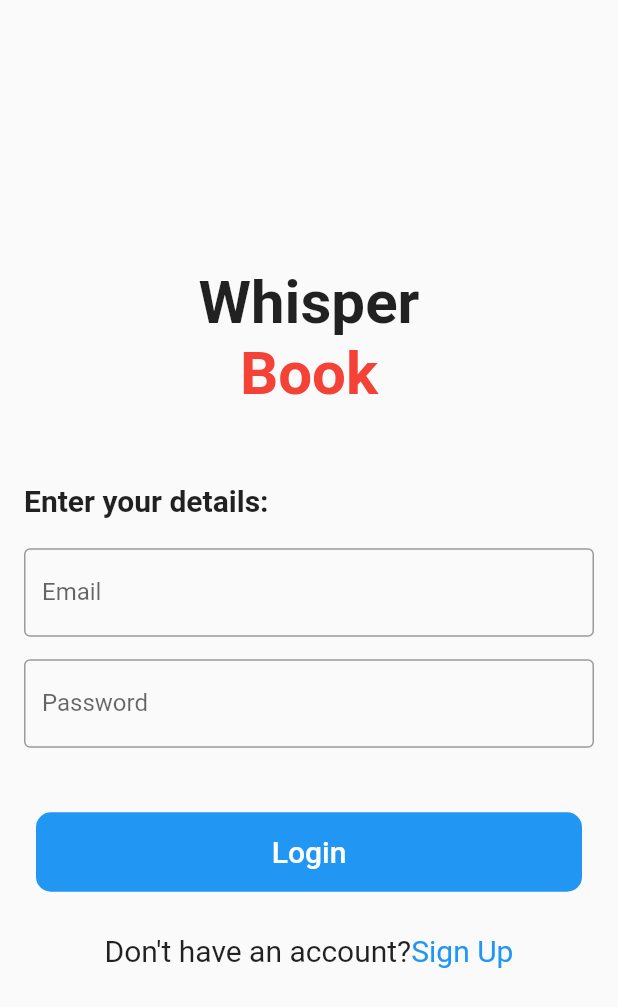
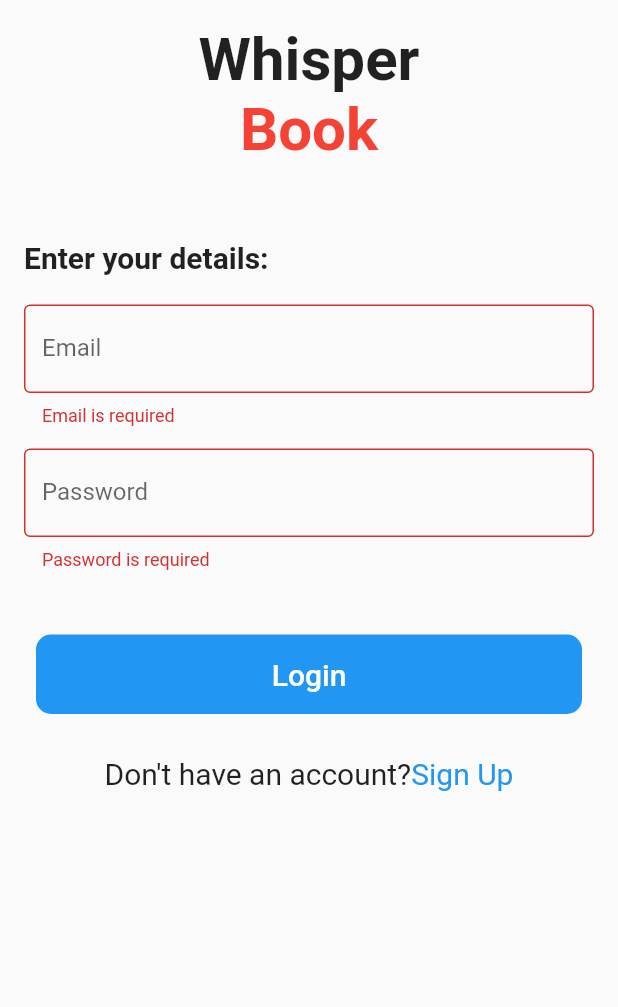
Before and after one commit to Suraj-Subedi/flutter_group, a Flutter app: the screen it shows after launch, after a tap on "Login", on a phone screen of 412 x 824 dp. Shown: the top 1007 px of the screen. Run offline on Flutter 3.47's test engine with Material 2 defaults, Android fonts, the phone set to English and light mode, and no system bars; our stand-ins replace get, shared_preferences.

Commit message:
login api implmeneted

```diff
--- a/lib/app/modules/login/controllers/login_controller.dart
+++ b/lib/app/modules/login/controllers/login_controller.dart
@@ -1,22 +1,51 @@
+import 'dart:convert';
+
+import 'package:flutter/material.dart';
 import 'package:get/get.dart';
+import 'package:http/http.dart' as http;
+import 'package:shared_preferences/shared_preferences.dart';
+
+import '../../../routes/app_pages.dart';
+import '../../../utils/constants.dart';
 
 class LoginController extends GetxController {
-  //TODO: Implement LoginController
+  var emailController = TextEditingController();
+  late final SharedPreferences sharedPref;
+  var passwordController = TextEditingController();
+  final GlobalKey<FormState> loginFormKey = GlobalKey();
 
   final count = 0.obs;
+
   @override
-  void onInit() {
+  void onInit() async {
+    sharedPref = await SharedPreferences.getInstance();
     super.onInit();
   }
 
-  @override
-  void onReady() {
-    super.onReady();
-  }
+  void login() async {
+    try {
+      if (loginFormKey.currentState!.validate()) {
+        var url = Uri.http(baseUrl, 'ecom_api/auth/login');
 
-  @override
-  void onClose() {
-    super.onClose();
+        var response = await http.post(url, body: {
+          'email': emailController.text,
+          'password': passwordController.text
+        });
+        var data = jsonDecode(response.body);
+        if (data['status'] == 200) {
+          sharedPref.setString('token', data['token']);
+          Get.offAllNamed(Routes.HOME);
+          showCustomSnackBar(message: data['message'], color: Colors.green);
+        } else {
+          showCustomSnackBar(
+              message: data['message'], color: Colors.red, isTop: true);
+        }
+      }
+    } catch (e) {
+      Get.showSnackbar(const GetSnackBar(
+        message: 'Something went wrong',
+      ));
+    }
   }
 
   void increment() => count.value++;
--- a/lib/app/modules/login/views/login_view.dart
+++ b/lib/app/modules/login/views/login_view.dart
@@ -12,9 +12,12 @@ class LoginView extends GetView<LoginController> {
   @override
   Widget build(BuildContext context) {
     return Scaffold(
-        body: SafeArea(
+        body: SingleChildScrollView(
+      child: SafeArea(
         child: Padding(
           padding: const EdgeInsets.all(16.0),
+          child: Form(
+            key: controller.loginFormKey,
             child: Column(
               mainAxisAlignment: MainAxisAlignment.center,
               children: [
@@ -54,19 +57,37 @@ class LoginView extends GetView<LoginController> {
                 const SizedBox(
                   height: 20,
                 ),
-            const MyTextField(
+                MyTextField(
+                  controller: controller.emailController,
                   hintText: 'Enter your Email',
                   labelText: 'Email',
+                  validator: (value) {
+                    if (value!.isEmpty) {
+                      return 'Email is required';
+                    } else if (!GetUtils.isEmail(value)) {
+                      return 'Please enter valid email';
+                    }
+                    return null;
+                  },
                 ),
-            const MyTextField(
+                MyTextField(
                   hintText: 'Enter your Password',
                   labelText: 'Password',
+                  controller: controller.passwordController,
                   isPassword: true,
+                  validator: (value) {
+                    if (value!.isEmpty) {
+                      return 'Password is required';
+                    } else if (value.length < 8) {
+                      return 'Password must be at least 8 characters';
+                    }
+                    return null;
+                  },
                 ),
                 const SizedBox(
                   height: 20,
                 ),
-            MyButton(title: 'Login', onPressed: () {}),
+                MyButton(title: 'Login', onPressed: controller.login),
                 const SizedBox(
                   height: 20,
                 ),
@@ -96,6 +117,8 @@ class LoginView extends GetView<LoginController> {
               ],
             ),
           ),
+        ),
+      ),
     ));
   }
 }
--- a/lib/app/utils/constants.dart
+++ b/lib/app/utils/constants.dart
@@ -1,3 +1,27 @@
-const ipAddress = "192.168.1.2";
+import 'package:flutter/material.dart';
+import 'package:get/get.dart';
+
+const ipAddress = "192.168.1.66";
 
 const baseUrl = ipAddress;
+// Obtain shared preferences.
+
+var showCustomSnackBar = (
+        {required String message, Color? color, bool isTop = false}) =>
+    Get.showSnackbar(GetSnackBar(
+        messageText: Text(
+          message,
+          textAlign: TextAlign.center,
+          style: const TextStyle(
+            color: Colors.white,
+            fontWeight: FontWeight.w600,
+            fontSize: 20,
+          ),
+        ),
+        // snackPosition: isCart ? SnackPosition.TOP : SnackPosition.BOTTOM,
+        duration: const Duration(seconds: 1),
+        backgroundColor: color ?? Colors.red,
+        snackPosition: SnackPosition.BOTTOM
+
+        // backgroundColor: color ?? Colors.green,
+        ));
--- a/lib/main.dart
+++ b/lib/main.dart
@@ -1,14 +1,18 @@
 import 'package:flutter/material.dart';
 
 import 'package:get/get.dart';
+import 'package:shared_preferences/shared_preferences.dart';
 
 import 'app/routes/app_pages.dart';
 
-void main() {
+void main() async {
+  WidgetsFlutterBinding.ensureInitialized();
+  final SharedPreferences sharedPref = await SharedPreferences.getInstance();
+  final String? token = sharedPref.getString('token');
   runApp(
     GetMaterialApp(
       title: "Application",
-      initialRoute: AppPages.INITIAL,
+      initialRoute: token == null ? Routes.LOGIN : Routes.HOME,
       getPages: AppPages.routes,
     ),
   );
--- a/pubspec.yaml
+++ b/pubspec.yaml
@@ -11,6 +11,7 @@ dependencies:
   flutter:
     sdk: flutter
   http: ^0.13.6
+  shared_preferences: ^2.2.0
 
 dev_dependencies:
   flutter_lints: 2.0.2
```
Also changed, not shown: lib/app/modules/home/controllers/home_controller.dart (+8 -10 lines), lib/app/modules/home/views/home_view.dart (+8 -4 lines), lib/app/modules/signup/controllers/signup_controller.dart (+5 -6 lines), pubspec.lock, 1 other file. Lines whose indentation alone changed are shown as unchanged.
